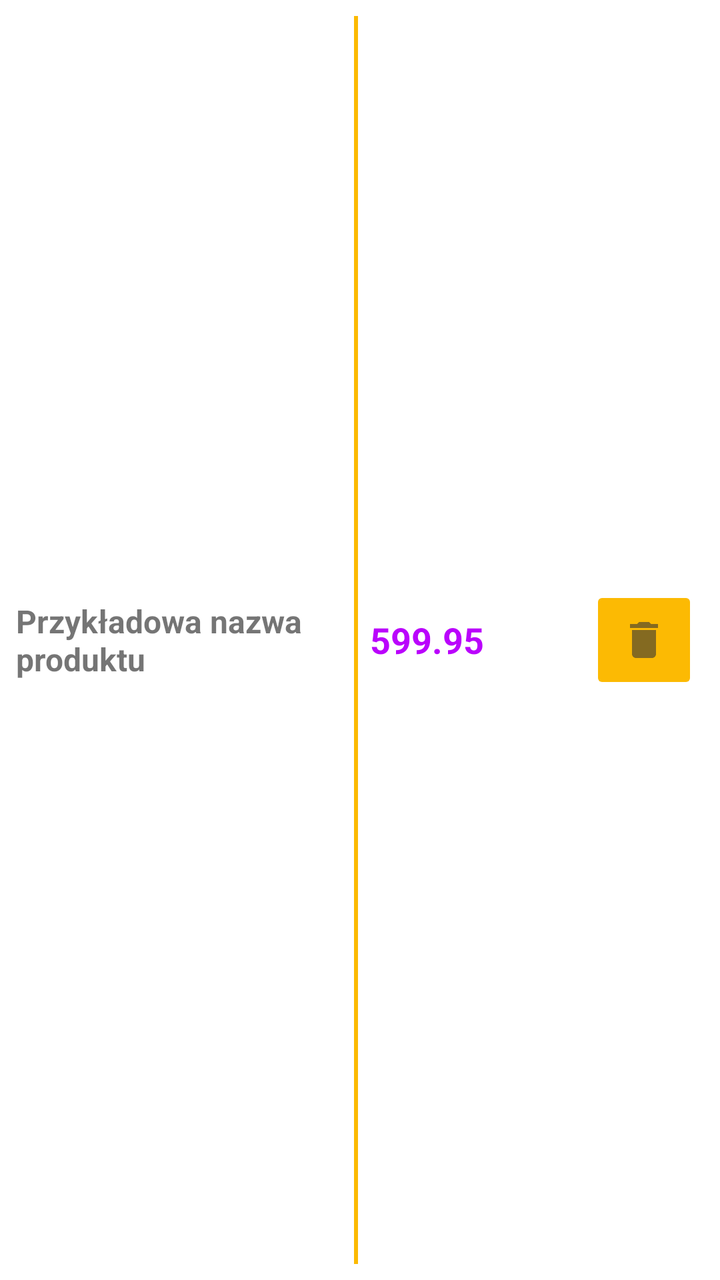
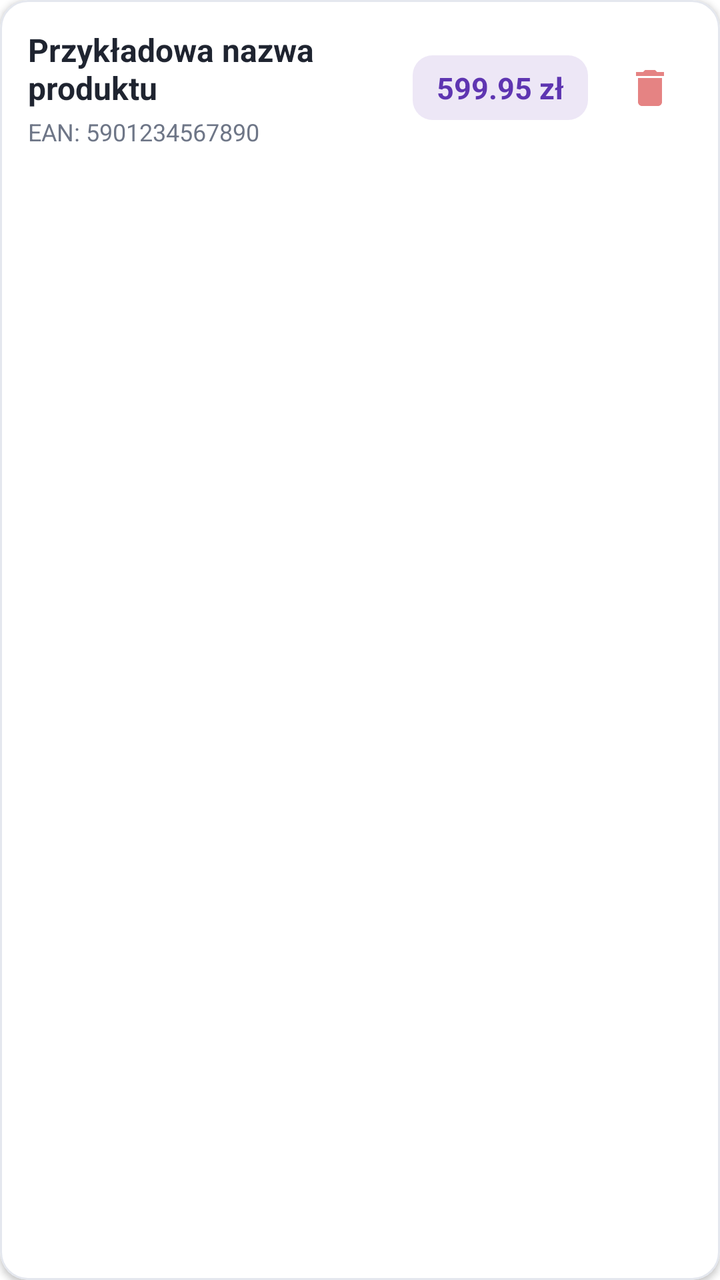

An Android layout rendered at two revisions. The XML below is the earlier revision; the diff shows what the commit changed to produce the second picture.
<!-- AndroidManifest.xml: application theme Theme.EAN_code_scanner -->
<!-- res/layout/list_item.xml -->
<?xml version="1.0" encoding="utf-8"?>
<LinearLayout xmlns:android="http://schemas.android.com/apk/res/android"
    android:id="@+id/parentLayout"
    android:layout_width="match_parent"
    android:layout_height="wrap_content"
    android:layout_marginTop="8dp"
    android:layout_marginBottom="5dp"
    android:padding="8dp"
    android:orientation="horizontal">

    <TextView
        android:id="@+id/name"
        android:layout_width="0dp"
        android:layout_height="wrap_content"
        android:layout_weight="60"
        android:textSize="16sp"
        android:textStyle="bold"
        android:maxLines="3"
        android:ellipsize="end"
        android:text="Przykładowa nazwa produktu"
        android:layout_gravity="center_vertical"
        android:layout_marginEnd="4dp" />

    <View
        android:layout_width="2dp"
        android:layout_height="match_parent"
        android:background="@color/yellow"
        android:layout_marginEnd="6dp" />

    <TextView
        android:id="@+id/price"
        android:layout_width="0dp"
        android:layout_height="wrap_content"
        android:layout_weight="40"
        android:textSize="18sp"
        android:textStyle="bold"
        android:textColor="@color/purple"
        android:text="599.95"
        android:layout_gravity="center_vertical" />

    <ImageButton
        android:id="@+id/deleteBtn"
        android:layout_width="wrap_content"
        android:layout_height="wrap_content"
        android:layout_marginEnd="3dp"
        android:layout_gravity="center_vertical"
        android:src="@drawable/ic_delete"
        android:backgroundTint="@color/yellow"
        android:adjustViewBounds="true"
        android:padding="15dp"
        android:scaleType="fitCenter"
        android:contentDescription="Usuń produkt" />

</LinearLayout>
<!-- resources referenced by this layout -->
<resources>
  <color name="purple">#ba03fc</color>
  <color name="yellow">#fcba03</color>
  <!-- drawable ic_delete (drawable-anydpi) -->
  <vector xmlns:android="http://schemas.android.com/apk/res/android"
      android:width="24dp"
      android:height="24dp"
      android:viewportWidth="24"
      android:viewportHeight="24"
      android:tint="#333333"
      android:alpha="0.6">
    <path
        android:fillColor="@android:color/white"
        android:pathData="M6,19c0,1.1 0.9,2 2,2h8c1.1,0 2,-0.9 2,-2V7H6v12zM19,4h-3.5l-1,-1h-5l-1,1H5v2h14V4z"/>
  </vector>
  <style name="Theme.EAN_code_scanner" parent="Theme.MaterialComponents.DayNight.DarkActionBar">
          
          <item name="colorPrimary">@color/purple_500</item>
          <item name="colorPrimaryVariant">@color/purple_700</item>
          <item name="colorOnPrimary">@color/white</item>
          
          <item name="colorSecondary">@color/teal_200</item>
          <item name="colorSecondaryVariant">@color/teal_700</item>
          <item name="colorOnSecondary">@color/black</item>
          
          <item name="android:statusBarColor">?attr/colorPrimaryVariant</item>
          
      </style>
  <color name="purple_500">#FF6200EE</color>
  <color name="purple_700">#FF3700B3</color>
  <color name="white">#FFFFFFFF</color>
  <color name="teal_200">#FF03DAC5</color>
  <color name="teal_700">#FF018786</color>
  <color name="black">#FF000000</color>
</resources>

<!-- the commit's change to res/layout/list_item.xml (unified diff, before → after) -->
@@ -1,54 +1,93 @@
 <?xml version="1.0" encoding="utf-8"?>
-<LinearLayout xmlns:android="http://schemas.android.com/apk/res/android"
+<com.google.android.material.card.MaterialCardView xmlns:android="http://schemas.android.com/apk/res/android"
+    xmlns:app="http://schemas.android.com/apk/res-auto"
     android:id="@+id/parentLayout"
     android:layout_width="match_parent"
     android:layout_height="wrap_content"
-    android:layout_marginTop="8dp"
-    android:layout_marginBottom="5dp"
-    android:padding="8dp"
-    android:orientation="horizontal">
+    android:layout_marginVertical="5dp"
+    android:clickable="true"
+    android:focusable="true"
+    app:cardBackgroundColor="@color/surface_card"
+    app:cardCornerRadius="14dp"
+    app:cardElevation="2dp"
+    app:strokeColor="@color/divider_color"
+    app:strokeWidth="1dp">
 
-    <TextView
-        android:id="@+id/name"
-        android:layout_width="0dp"
+    <LinearLayout
+        android:layout_width="match_parent"
         android:layout_height="wrap_content"
-        android:layout_weight="60"
-        android:textSize="16sp"
-        android:textStyle="bold"
-        android:maxLines="3"
-        android:ellipsize="end"
-        android:text="Przykładowa nazwa produktu"
-        android:layout_gravity="center_vertical"
-        android:layout_marginEnd="4dp" />
+        android:gravity="center_vertical"
+        android:orientation="horizontal"
+        android:padding="14dp">
 
-    <View
-        android:layout_width="2dp"
-        android:layout_height="match_parent"
-        android:background="@color/yellow"
-        android:layout_marginEnd="6dp" />
+        
+        <LinearLayout
+            android:layout_width="0dp"
+            android:layout_height="wrap_content"
+            android:layout_weight="1"
+            android:layout_marginEnd="10dp"
+            android:orientation="vertical">
 
-    <TextView
-        android:id="@+id/price"
-        android:layout_width="0dp"
-        android:layout_height="wrap_content"
-        android:layout_weight="40"
-        android:textSize="18sp"
-        android:textStyle="bold"
-        android:textColor="@color/purple"
-        android:text="599.95"
-        android:layout_gravity="center_vertical" />
+            <TextView
+                android:id="@+id/name"
+                android:layout_width="match_parent"
+                android:layout_height="wrap_content"
+                android:ellipsize="end"
+                android:maxLines="2"
+                android:text="Przykładowa nazwa produktu"
+                android:textColor="@color/text_primary"
+                android:textSize="16sp"
+                android:textStyle="bold" />
 
-    <ImageButton
-        android:id="@+id/deleteBtn"
-        android:layout_width="wrap_content"
-        android:layout_height="wrap_content"
-        android:layout_marginEnd="3dp"
-        android:layout_gravity="center_vertical"
-        android:src="@drawable/ic_delete"
-        android:backgroundTint="@color/yellow"
-        android:adjustViewBounds="true"
-        android:padding="15dp"
-        android:scaleType="fitCenter"
-        android:contentDescription="Usuń produkt" />
+            <TextView
+                android:id="@+id/eanCodeTv"
+                android:layout_width="match_parent"
+                android:layout_height="wrap_content"
+                android:layout_marginTop="3dp"
+                android:text="EAN: 5901234567890"
+                android:textColor="@color/text_secondary"
+                android:textSize="12sp" />
 
-</LinearLayout>
+            <TextView
+                android:id="@+id/commentsTv"
+                android:layout_width="match_parent"
+                android:layout_height="wrap_content"
+                android:layout_marginTop="4dp"
+                android:ellipsize="end"
+                android:maxLines="2"
+                android:textColor="@color/text_secondary"
+                android:textSize="13sp"
+                android:textStyle="italic"
+                android:visibility="gone" />
+
+        </LinearLayout>
+
+        
+        <TextView
+            android:id="@+id/price"
+            android:layout_width="wrap_content"
+            android:layout_height="wrap_content"
+            android:layout_marginEnd="10dp"
+            android:background="@drawable/bg_price_badge"
+            android:paddingHorizontal="12dp"
+            android:paddingVertical="6dp"
+            android:text="599.95 zł"
+            android:textColor="@color/purple"
+            android:textSize="15sp"
+            android:textStyle="bold" />
+
+        
+        <ImageButton
+            android:id="@+id/deleteBtn"
+            android:layout_width="42dp"
+            android:layout_height="42dp"
+            android:background="?attr/selectableItemBackgroundBorderless"
+            android:contentDescription="Usuń produkt"
+            android:padding="9dp"
+            android:scaleType="fitCenter"
+            android:src="@drawable/ic_delete"
+            app:tint="@color/danger_tint" />
+
+    </LinearLayout>
+
+</com.google.android.material.card.MaterialCardView>
<!-- resource entries referenced after the edit -->
@@ -1,7 +1,18 @@
 <!-- resources referenced by this layout -->
 <resources>
-  <color name="purple">#ba03fc</color>
-  <color name="yellow">#fcba03</color>
+  <color name="danger_tint">#FFD32F2F</color>
+  <color name="divider_color">#FFE4E7EE</color>
+  <color name="purple">#FF5E35B1</color>
+  <color name="surface_card">#FFFFFFFF</color>
+  <color name="text_primary">#FF1F2430</color>
+  <color name="text_secondary">#FF6E7687</color>
+  <!-- drawable bg_price_badge (drawable) -->
+  <?xml version="1.0" encoding="utf-8"?>
+  <shape xmlns:android="http://schemas.android.com/apk/res/android"
+      android:shape="rectangle">
+      <solid android:color="@color/price_badge_bg" />
+      <corners android:radius="10dp" />
+  </shape>
   <!-- drawable ic_delete (drawable-anydpi) -->
   <vector xmlns:android="http://schemas.android.com/apk/res/android"
       android:width="24dp"
@@ -27,11 +38,12 @@
           <item name="android:statusBarColor">?attr/colorPrimaryVariant</item>
           
       </style>
-  <color name="purple_500">#FF6200EE</color>
-  <color name="purple_700">#FF3700B3</color>
+  <color name="price_badge_bg">#FFEDE7F6</color>
+  <color name="purple_500">#FF5E35B1</color>
+  <color name="purple_700">#FF4527A0</color>
   <color name="white">#FFFFFFFF</color>
   <color name="teal_200">#FF03DAC5</color>
   <color name="teal_700">#FF018786</color>
-  <color name="black">#FF000000</color>
+  <color name="black">#FF1C1B1F</color>
 </resources>
 
